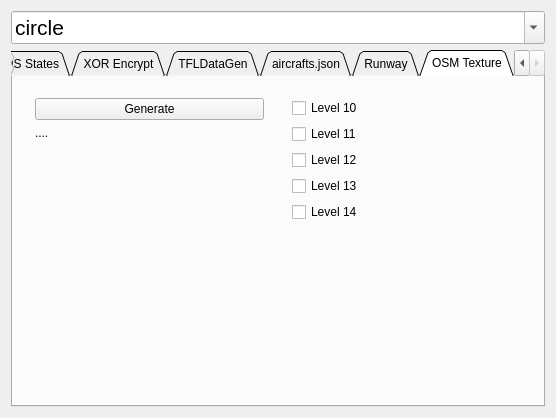
Above: Widget.ui from Enthusiastic-Coder/tflTest before the change. Below: the same form after it.
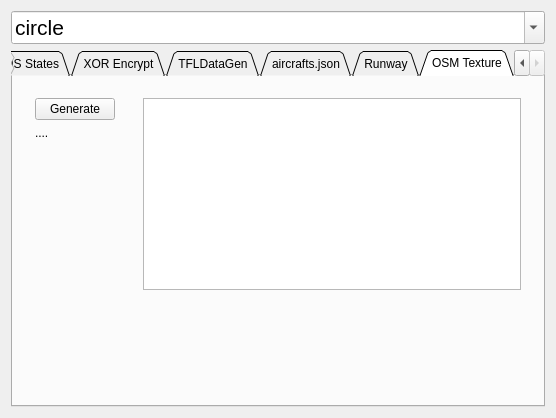
That is the form after the change.

Commit message: zoom level download

What changed in the file:
```diff
--- a/Widget.ui
+++ b/Widget.ui
@@ -1031,39 +1031,7 @@
         <widget class="QWidget" name="widget_2" native="true">
          <layout class="QVBoxLayout" name="verticalLayout_2">
           <item>
-           <widget class="QCheckBox" name="checkBox_Level10">
-            <property name="text">
-             <string>Level 10</string>
-            </property>
-           </widget>
-          </item>
-          <item>
-           <widget class="QCheckBox" name="checkBox_Level11">
-            <property name="text">
-             <string>Level 11</string>
-            </property>
-           </widget>
-          </item>
-          <item>
-           <widget class="QCheckBox" name="checkBox_Level12">
-            <property name="text">
-             <string>Level 12</string>
-            </property>
-           </widget>
-          </item>
-          <item>
-           <widget class="QCheckBox" name="checkBox_Level13">
-            <property name="text">
-             <string>Level 13</string>
-            </property>
-           </widget>
-          </item>
-          <item>
-           <widget class="QCheckBox" name="checkBox_Level14">
-            <property name="text">
-             <string>Level 14</string>
-            </property>
-           </widget>
+           <widget class="QPlainTextEdit" name="plainTextEdit_ZoomLevels"/>
           </item>
           <item>
            <spacer name="verticalSpacer_7">
```
The commit also changes 2 other files.
